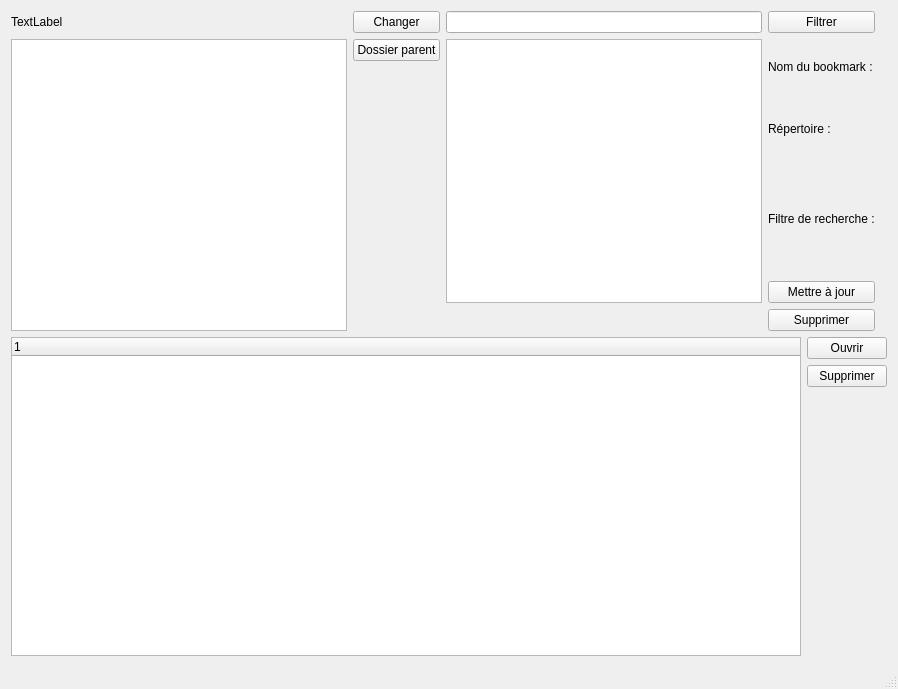
Before: the Qt Designer form mainwindow.ui in FlorentGuillin/Medium, drawn with Qt 5.
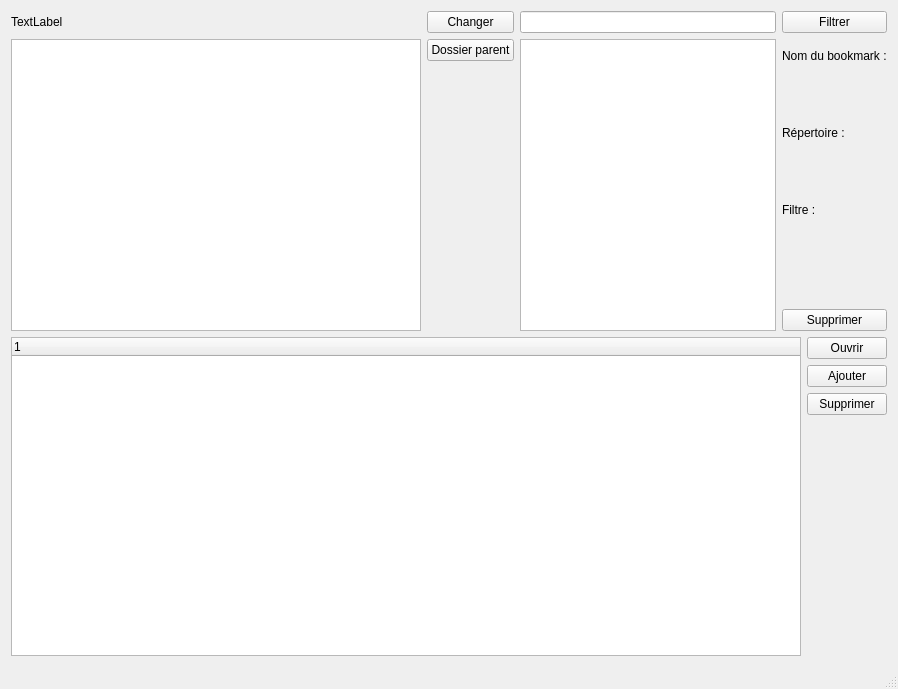
After: the same form once the commit is applied.

What changed in the file:
```diff
--- a/mainwindow.ui
+++ b/mainwindow.ui
@@ -15,33 +15,6 @@
   </property>
   <widget class="QWidget" name="centralWidget">
    <layout class="QGridLayout" name="gridLayout">
-    <item row="3" column="0" colspan="4">
-     <layout class="QGridLayout" name="fileLayout">
-      <item row="0" column="0" rowspan="3">
-       <widget class="QTreeWidget" name="file_treeWidget">
-        <column>
-         <property name="text">
-          <string notr="true">1</string>
-         </property>
-        </column>
-       </widget>
-      </item>
-      <item row="0" column="1">
-       <widget class="QPushButton" name="open_filewidgetButton">
-        <property name="text">
-         <string>Ouvrir</string>
-        </property>
-       </widget>
-      </item>
-      <item row="1" column="1">
-       <widget class="QPushButton" name="deleteFile_pushButton">
-        <property name="text">
-         <string>Supprimer</string>
-        </property>
-       </widget>
-      </item>
-     </layout>
-    </item>
     <item row="1" column="0">
      <layout class="QGridLayout" name="explorerLayout">
       <item row="0" column="0">
@@ -76,7 +49,41 @@
       </item>
      </layout>
     </item>
-    <item row="1" column="1">
+    <item row="3" column="0" colspan="3">
+     <layout class="QGridLayout" name="fileLayout">
+      <item row="0" column="1">
+       <widget class="QPushButton" name="open_filewidgetButton">
+        <property name="text">
+         <string>Ouvrir</string>
+        </property>
+       </widget>
+      </item>
+      <item row="2" column="1">
+       <widget class="QPushButton" name="deleteFile_pushButton">
+        <property name="text">
+         <string>Supprimer</string>
+        </property>
+       </widget>
+      </item>
+      <item row="0" column="0" rowspan="4">
+       <widget class="QTreeWidget" name="file_treeWidget">
+        <column>
+         <property name="text">
+          <string notr="true">1</string>
+         </property>
+        </column>
+       </widget>
+      </item>
+      <item row="1" column="1">
+       <widget class="QPushButton" name="fileAddFile_pushButton">
+        <property name="text">
+         <string>Ajouter</string>
+        </property>
+       </widget>
+      </item>
+     </layout>
+    </item>
+    <item row="1" column="1" colspan="2">
      <layout class="QGridLayout" name="bookmarkLayout">
       <item row="3" column="1">
        <widget class="QLabel" name="bookmarkSearchName_label">
@@ -85,7 +92,7 @@
         </property>
        </widget>
       </item>
-      <item row="4" column="1">
+      <item row="5" column="1">
        <widget class="QLabel" name="bookmarkSearchDirectory_label">
         <property name="text">
          <string>Répertoire :</string>
@@ -102,30 +109,40 @@
         </property>
        </widget>
       </item>
-      <item row="9" column="1">
-       <widget class="QPushButton" name="deleteBookmark_pushButton">
-        <property name="text">
-         <string>Supprimer</string>
-        </property>
-       </widget>
-      </item>
-      <item row="5" column="1" rowspan="2">
-       <widget class="QLabel" name="bookmarkFilter_label">
-        <property name="text">
-         <string>Filtre de recherche :</string>
-        </property>
-       </widget>
-      </item>
-      <item row="7" column="1">
-       <widget class="QPushButton" name="updateBookmark_pushButton">
-        <property name="text">
-         <string>Mettre à jour</string>
-        </property>
-       </widget>
-      </item>
-      <item row="3" column="0" rowspan="5">
+      <item row="3" column="0" rowspan="8">
        <widget class="QListWidget" name="bookmark_listWidget"/>
       </item>
+      <item row="4" column="1">
+       <widget class="QLabel" name="bookmarkSearchNameValue_label">
+        <property name="text">
+         <string/>
+        </property>
+        <property name="alignment">
+         <set>Qt::AlignLeading|Qt::AlignLeft|Qt::AlignVCenter</set>
+        </property>
+       </widget>
+      </item>
+      <item row="7" column="1">
+       <widget class="QLabel" name="bookmarkFilter_label">
+        <property name="text">
+         <string>Filtre :</string>
+        </property>
+       </widget>
+      </item>
+      <item row="8" column="1">
+       <widget class="QLabel" name="bookmarkFilterValue_label">
+        <property name="text">
+         <string/>
+        </property>
+       </widget>
+      </item>
+      <item row="10" column="1">
+       <widget class="QPushButton" name="deleteBookmark_pushButton">
+        <property name="text">
+         <string>Supprimer</string>
+        </property>
+       </widget>
+      </item>
      </layout>
     </item>
    </layout>
```
Left out of the diff: 7 changed lines with no effect on the pictures.
